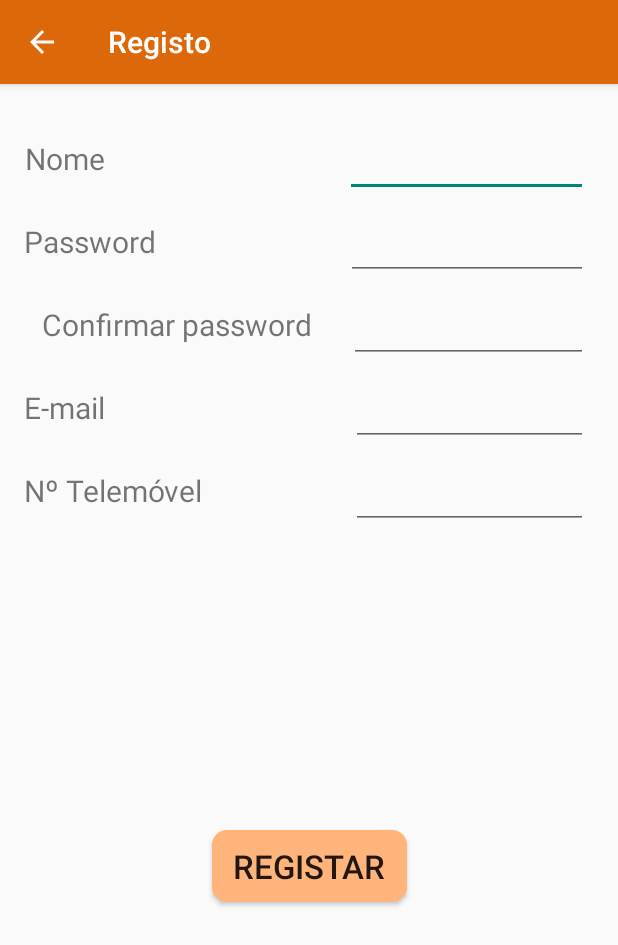
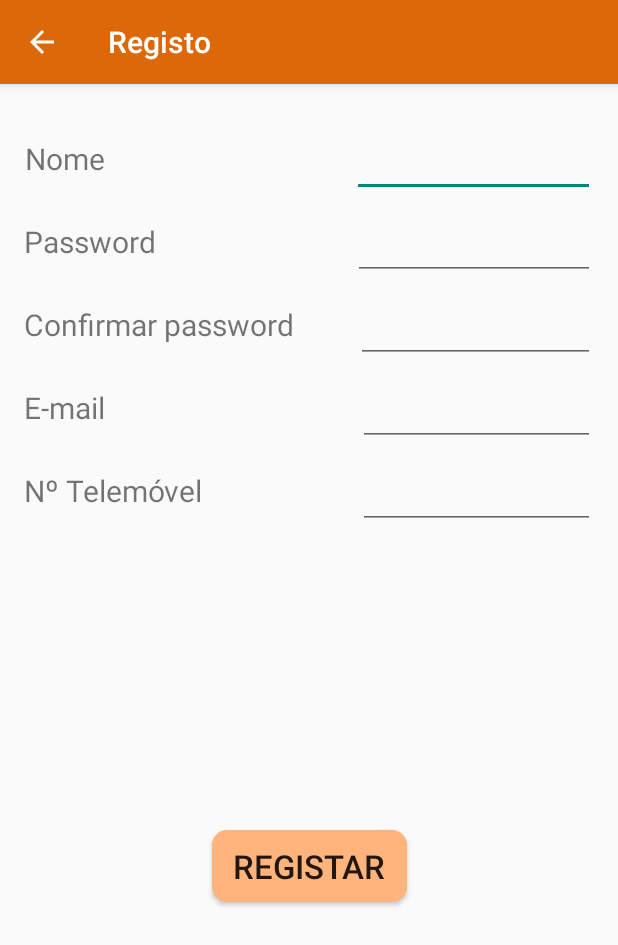
Before and after one commit to MTeixeira9/CM_BuyShare, an Android app: the RegistoActivity screen opened directly, with no data from a screen before it, on a phone screen of 412 x 824 dp. Shown: the top 945 px of the screen. Run offline under Robolectric (Android 15) with nearby library versions, the phone set to English and light mode, and no system bars.

Commit message:
Alterações
popUp

```diff
--- a/app/src/main/res/layout/activity_amigos.xml
+++ b/app/src/main/res/layout/activity_amigos.xml
@@ -36,5 +36,7 @@
         android:layout_marginRight="8dp"
         app:layout_constraintEnd_toEndOf="parent"
         app:layout_constraintStart_toStartOf="parent"
-        app:layout_constraintTop_toTopOf="parent" />
+        app:layout_constraintTop_toTopOf="parent" >
+
+    </ListView>
 </android.support.constraint.ConstraintLayout>
--- a/app/src/main/res/layout/activity_registo.xml
+++ b/app/src/main/res/layout/activity_registo.xml
@@ -27,8 +27,8 @@
         android:layout_width="162dp"
         android:layout_height="39dp"
         android:layout_marginTop="36dp"
-        android:layout_marginEnd="20dp"
-        android:layout_marginRight="20dp"
+        android:layout_marginEnd="15dp"
+        android:layout_marginRight="15dp"
         android:ems="10"
         android:inputType="textPersonName"
         app:layout_constraintEnd_toEndOf="parent"
@@ -55,8 +55,8 @@
         android:layout_width="161dp"
         android:layout_height="39dp"
         android:layout_marginTop="16dp"
-        android:layout_marginEnd="20dp"
-        android:layout_marginRight="20dp"
+        android:layout_marginEnd="15dp"
+        android:layout_marginRight="15dp"
         android:ems="10"
         android:inputType="textPassword"
         app:layout_constraintEnd_toEndOf="parent"
@@ -74,6 +74,7 @@
         android:text="Confirmar password"
         android:textSize="20sp"
         app:layout_constraintEnd_toStartOf="@+id/confPassRegisto"
+        app:layout_constraintHorizontal_bias="0.0"
         app:layout_constraintStart_toStartOf="parent"
         app:layout_constraintTop_toBottomOf="@+id/textView5" />
 
@@ -82,8 +83,8 @@
         android:layout_width="159dp"
         android:layout_height="39dp"
         android:layout_marginTop="16dp"
-        android:layout_marginEnd="20dp"
-        android:layout_marginRight="20dp"
+        android:layout_marginEnd="15dp"
+        android:layout_marginRight="15dp"
         android:ems="10"
         android:inputType="textPassword"
         app:layout_constraintEnd_toEndOf="parent"
@@ -110,8 +111,8 @@
         android:layout_width="158dp"
         android:layout_height="39dp"
         android:layout_marginTop="16dp"
-        android:layout_marginEnd="20dp"
-        android:layout_marginRight="20dp"
+        android:layout_marginEnd="15dp"
+        android:layout_marginRight="15dp"
         android:ems="10"
         android:inputType="textEmailAddress"
         app:layout_constraintEnd_toEndOf="parent"
@@ -138,8 +139,8 @@
         android:layout_width="158dp"
         android:layout_height="39dp"
         android:layout_marginTop="16dp"
-        android:layout_marginEnd="20dp"
-        android:layout_marginRight="20dp"
+        android:layout_marginEnd="15dp"
+        android:layout_marginRight="15dp"
         android:ems="10"
         android:inputType="number"
         app:layout_constraintEnd_toEndOf="parent"
--- a/app/src/main/res/values/styles.xml
+++ b/app/src/main/res/values/styles.xml
@@ -25,4 +25,9 @@
         <item name="android:textSize">16sp</item>
     </style>
 
+    <style name="AppTheme.popUp" >
+        <item name="android:windowIsTranslucent">true</item>
+        <item name="android:windowCloseOnTouchOutside">true</item>
+    </style>
+
 </resources>
```
Also changed, not shown: app/src/main/AndroidManifest.xml (+2 -5 lines), app/src/main/java/com/example/android/buyshare/Amigos.java (+9 -2 lines), app/src/main/java/com/example/android/buyshare/MinhasListas.java (+4 -3 lines), app/src/main/java/com/example/android/buyshare/PopUpAddAmigo.java (added, +24 -0 lines), app/src/main/res/drawable/layout_border.xml (added, +7 -0 lines), app/src/main/res/layout/acitivity_popupaddamigo.xml (added, +87 -0 lines).
